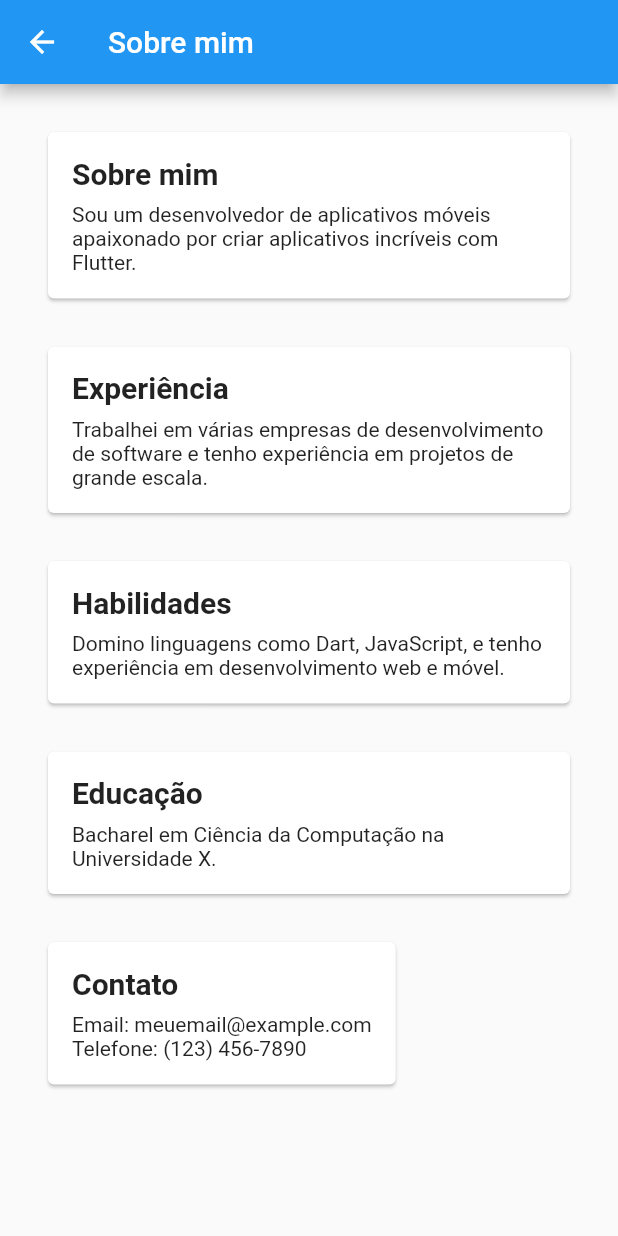
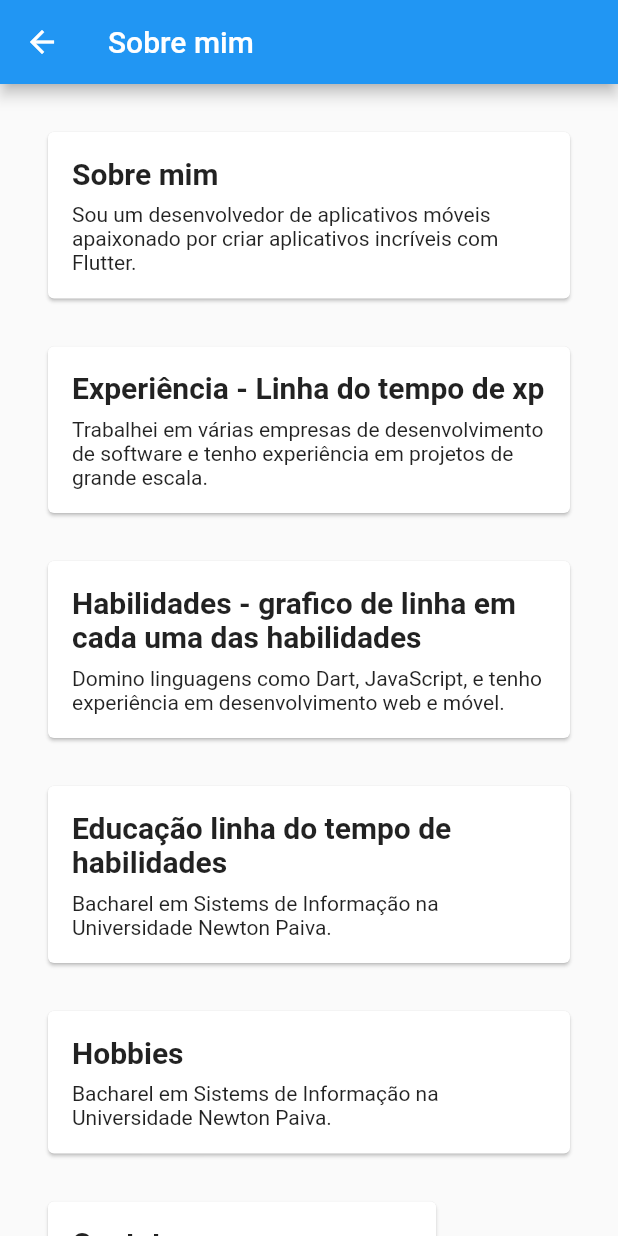
Before and after one commit to SabrinaVailante/sabrina_portifolio_app, a Flutter app: the AboutScreen screen opened directly, on a phone screen of 412 x 824 dp. Run offline on Flutter 3.47's test engine with Material 2 defaults, Android fonts, the phone set to English and light mode, and no system bars.

Commit message:
Colocando ideias novas

```diff
--- a/lib/screens/about_screen.dart
+++ b/lib/screens/about_screen.dart
@@ -19,20 +19,23 @@ class AboutScreen extends StatelessWidget {
               content: 'Sou um desenvolvedor de aplicativos móveis apaixonado por criar aplicativos incríveis com Flutter.',
             ),
             CustomCard(
-              title: 'Experiência',
+              title: 'Experiência - Linha do tempo de xp',
               content: 'Trabalhei em várias empresas de desenvolvimento de software e tenho experiência em projetos de grande escala.',
             ),
             CustomCard(
-              title: 'Habilidades',
+              title: 'Habilidades - grafico de linha em cada uma das habilidades',
               content: 'Domino linguagens como Dart, JavaScript, e tenho experiência em desenvolvimento web e móvel.',
             ),
             CustomCard(
-              title: 'Educação',
-              content: 'Bacharel em Ciência da Computação na Universidade X.',
+              title: 'Educação linha do tempo de habilidades',
+              content: 'Bacharel em Sistems de Informação na Universidade Newton Paiva.',
+            ), CustomCard(
+              title: 'Hobbies',
+              content: 'Bacharel em Sistems de Informação na Universidade Newton Paiva.',
             ),
             CustomCard(
               title: 'Contato',
-              content: 'Email: meuemail@example.com\nTelefone: (123) 456-7890',
+              content: 'Email: sabrinavailante@hotmail.com\nTelefone: ((31) 9 9835-7032\n LINKEDIN',
             ),
           ],
         ),
--- a/lib/screens/education_screen.dart
+++ b/lib/screens/education_screen.dart
@@ -16,16 +16,24 @@ class EducationScreen extends StatelessWidget {
           crossAxisAlignment: CrossAxisAlignment.start,
           children: <Widget>[
             CustomCard(
-              title: 'Bacharel em Ciência da Computação',
-              content: 'Universidade XYZ\nAno de Conclusão: 20XX',
+              title: 'Graduanda em Sistemas de informação',
+              content: 'Centro Cultural Newton Paiva\nAno de Conclusão: 2023',
             ),
             CustomCard(
-              title: 'Mestrado em Desenvolvimento de Software',
-              content: 'Universidade ABC\nAno de Conclusão: 20XX',
+              title: 'Tecnica em eletronica',
+              content: 'CEFET\nAno de Conclusão: 2012',
             ),
             CustomCard(
               title: 'Certificado em Desenvolvimento Mobile',
-              content: 'Instituto de Tecnologia 123\nAno de Conclusão: 20XX',
+              content: 'Instituto de Tecnologia 123\nAno de Conclusão: 2023',
+            ),
+            CustomCard(
+              title: 'Certificado em Desenvolvimento Web',
+              content: 'Instituto de Tecnologia 123\nAno de Conclusão: 2022',
+            ),
+            CustomCard(
+              title: 'Certificado em Desenvolvimento Java',
+              content: 'Instituto de Tecnologia 123\nAno de Conclusão: 2023',
             ),
           ],
         ),
--- a/lib/screens/projects_screen.dart
+++ b/lib/screens/projects_screen.dart
@@ -22,8 +22,8 @@ class ProjectsScreen extends StatelessWidget {
               content: 'Descrição: Criei um site de portfólio pessoal usando HTML, CSS e JavaScript para mostrar meu trabalho e experiência.',
             ),
             CustomCard(
-              title: 'Jogo de Quebra-Cabeça',
-              content: 'Descrição: Desenvolvi um jogo de quebra-cabeça em Unity para dispositivos móveis, disponível nas lojas de aplicativos.',
+              title: 'Aplicativo Mais Saúde',
+              content: 'Descrição: Desenvolvi Aplicativo para auxliar ps pacientes a ter atendimento em postos de saúde.',
             ),
           ],
         ),
```
Also changed, not shown: lib/screens/plays.dart (added).
